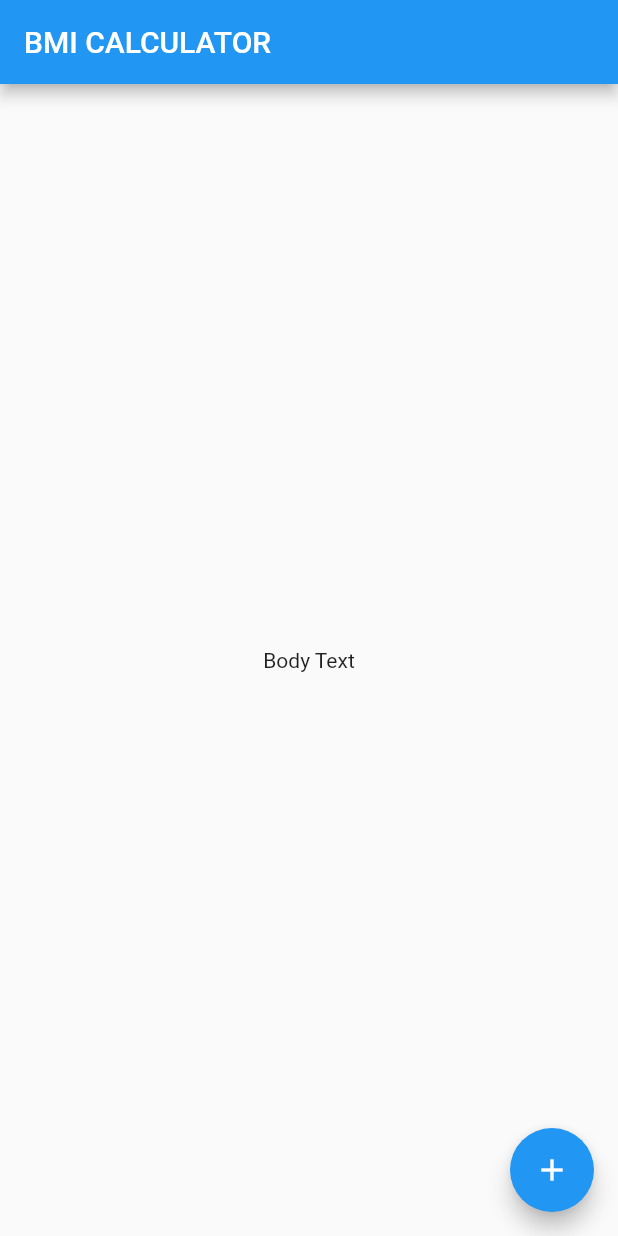
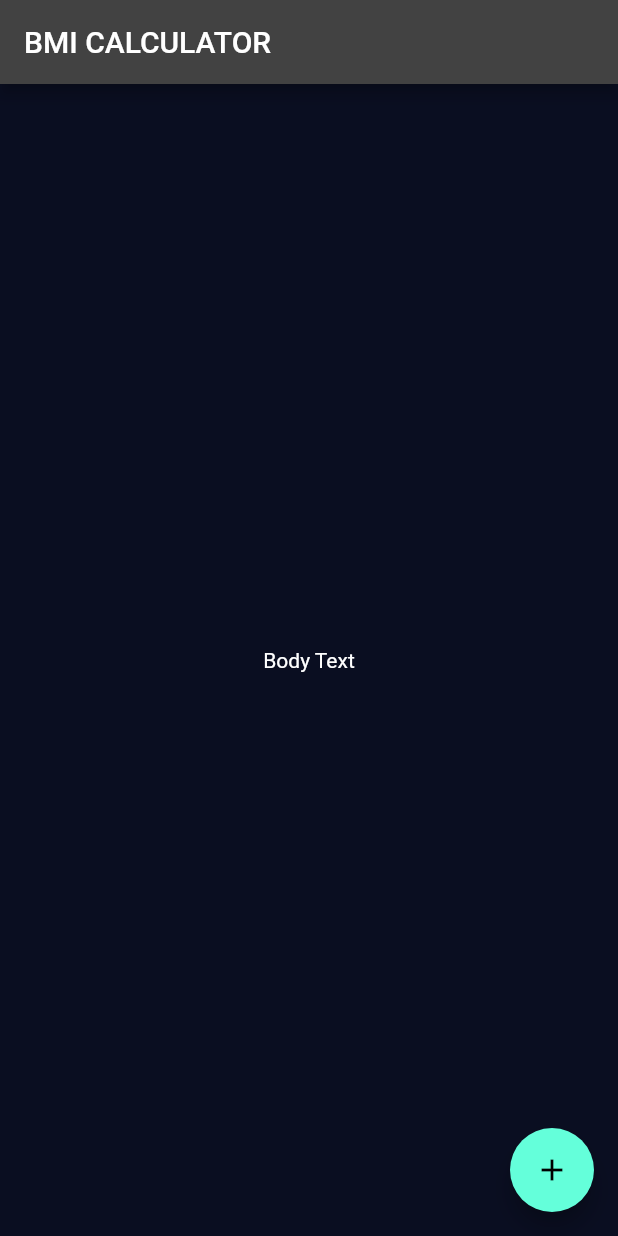
Before and after one commit to optimisms/FlutterDemos, a Flutter app: the screen it shows after launch, on a phone screen of 412 x 824 dp. Run offline on Flutter 3.47's test engine with Material 2 defaults, Android fonts, the phone set to English and light mode, and no system bars; our stand-ins replace audioplayers, rflutter_alert.

Commit message:
Created Theme and separated InputPage() into its own class

```diff
--- /dev/null
+++ b/bmi_calc/lib/input_page.dart
@@ -0,0 +1,24 @@
+import 'package:flutter/material.dart';
+
+class InputPage extends StatefulWidget {
+  @override
+  _InputPageState createState() => _InputPageState();
+}
+
+class _InputPageState extends State<InputPage> {
+  @override
+  Widget build(BuildContext context) {
+    return Scaffold(
+      appBar: AppBar(
+        title: const Text('BMI CALCULATOR'),
+      ),
+      body: const Center(
+        child: Text('Body Text'),
+      ),
+      floatingActionButton: FloatingActionButton(
+        onPressed: () {},
+        child: Icon(Icons.add),
+      ),
+    );
+  }
+}
--- a/bmi_calc/lib/main.dart
+++ b/bmi_calc/lib/main.dart
@@ -1,4 +1,5 @@
 import 'package:flutter/material.dart';
+import 'input_page.dart';
 
 void main() => runApp(BMICalculator());
 
@@ -7,28 +8,9 @@ class BMICalculator extends StatelessWidget {
   Widget build(BuildContext context) {
     return MaterialApp(
       home: InputPage(),
-    );
-  }
-}
-
-class InputPage extends StatefulWidget {
-  @override
-  _InputPageState createState() => _InputPageState();
-}
-
-class _InputPageState extends State<InputPage> {
-  @override
-  Widget build(BuildContext context) {
-    return Scaffold(
-      appBar: AppBar(
-        title: const Text('BMI CALCULATOR'),
-      ),
-      body: const Center(
-        child: Text('Body Text'),
-      ),
-      floatingActionButton: FloatingActionButton(
-        onPressed: () {},
-        child: Icon(Icons.add),
+      theme: ThemeData.dark().copyWith(
+        primaryColor: Color(0xff0a0e21),
+        scaffoldBackgroundColor: Color(0xff0a0e21),
       ),
     );
   }
```
Also changed, not shown: 1 other file.
